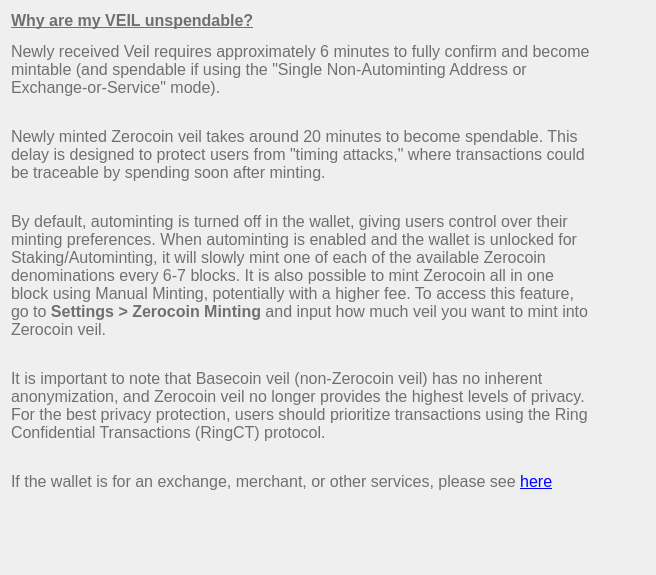
First picture: the form in src/qt/veil/forms/settingsfaq04.ui, repository Veil-Project/veil, before the edit.
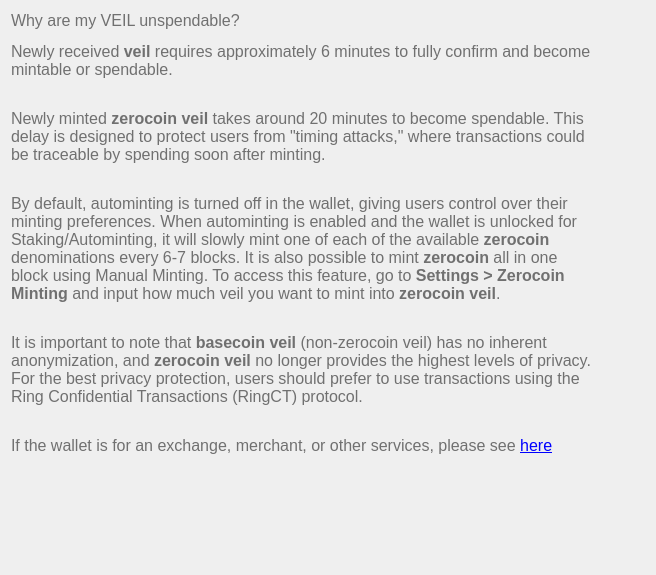
Second picture: the form after the edit.

Patch:
```diff
--- a/src/qt/veil/forms/settingsfaq04.ui
+++ b/src/qt/veil/forms/settingsfaq04.ui
@@ -33,7 +33,7 @@
       <string notr="true">font-weight:200;</string>
      </property>
      <property name="text">
-      <string>&lt;html&gt;&lt;head/&gt;&lt;body&gt;&lt;p&gt;&lt;span style=&quot;font-weight:600; text-decoration: underline;&quot;&gt;Why are my VEIL unspendable?&lt;/span&gt;&lt;/p&gt;&lt;p&gt;Newly received Veil requires approximately 6 minutes to fully confirm and become mintable (and spendable if using the &quot;Single Non-Autominting Address or Exchange-or-Service&quot; mode).&lt;/p&gt;&lt;p&gt;&lt;br/&gt;Newly minted Zerocoin veil takes around 20 minutes to become spendable. This delay is designed to protect users from &quot;timing attacks,&quot; where transactions could be traceable by spending soon after minting.&lt;/p&gt;&lt;p&gt;&lt;br/&gt;By default, autominting is turned off in the wallet, giving users control over their minting preferences. When autominting is enabled and the wallet is unlocked for Staking/Autominting, it will slowly mint one of each of the available Zerocoin denominations every 6-7 blocks. It is also possible to mint Zerocoin all in one block using Manual Minting, potentially with a higher fee. To access this feature, go to &lt;strong&gt;Settings &gt; Zerocoin Minting&lt;/strong&gt; and input how much veil you want to mint into Zerocoin veil.&lt;/p&gt;&lt;p&gt;&lt;br/&gt;It is important to note that Basecoin veil (non-Zerocoin veil) has no inherent anonymization, and Zerocoin veil no longer provides the highest levels of privacy. For the best privacy protection, users should prioritize transactions using the Ring Confidential Transactions (RingCT) protocol.&lt;/p&gt;&lt;p&gt;&lt;br/&gt;If the wallet is for an exchange, merchant, or other services, please see &lt;a target=&quot;_blank&quot; href=&quot;#&quot;&gt;&lt;span style=&quot;text-decoration: underline; color:#0000ff;&quot;&gt;here&lt;/span&gt;&lt;/a&gt;&lt;/p&gt;&lt;/body&gt;&lt;/html&gt;</string>
+      <string>&lt;html&gt; &lt;head&gt; &lt;/head&gt; &lt;body&gt; &lt;p&gt;&lt;span style="&quot;font-weight:600;" text-decoration:="" underline;&quot;=""&gt;Why are my VEIL unspendable?&lt;/span&gt;&lt;/p&gt; &lt;p&gt;Newly received &lt;strong&gt;veil&lt;/strong&gt; requires approximately 6 minutes to fully confirm and become mintable or spendable.&lt;/p&gt; &lt;p&gt;&lt;br&gt; Newly minted &lt;strong&gt;zerocoin veil&lt;/strong&gt; takes around 20 minutes to become spendable. This delay is designed to protect users from "timing attacks," where transactions could be traceable by spending soon after minting.&lt;/p&gt; &lt;p&gt;&lt;br&gt; By default, autominting is turned off in the wallet, giving users control over their minting preferences. When autominting is enabled and the wallet is unlocked for Staking/Autominting, it will slowly mint one of each of the available &lt;strong&gt;zerocoin&lt;/strong&gt; denominations every 6-7 blocks. It is also possible to mint &lt;strong&gt;zerocoin&lt;/strong&gt; all in one block using Manual Minting. To access this feature, go to &lt;strong&gt;Settings &gt; Zerocoin Minting&lt;/strong&gt; and input how much veil you want to mint into &lt;strong&gt;zerocoin veil&lt;/strong&gt;.&lt;/p&gt; &lt;p&gt;&lt;br&gt; It is important to note that &lt;strong&gt;basecoin veil&lt;/strong&gt; (non-zerocoin veil) has no inherent anonymization, and &lt;strong&gt;zerocoin veil&lt;/strong&gt; no longer provides the highest levels of privacy. For the best privacy protection, users should prefer to use transactions using the Ring Confidential Transactions (RingCT) protocol.&lt;/p&gt; &lt;p&gt;&lt;br&gt; If the wallet is for an exchange, merchant, or other services, please see &lt;a target="&quot;_blank&quot;" href="%22#%22"&gt;&lt;span style="&quot;text-decoration:" underline;="" color:#0000ff;&quot;=""&gt;here&lt;/span&gt;&lt;/a&gt;&lt;/p&gt; &lt;/body&gt; &lt;/html&gt;</string>
      </property>
      <property name="alignment">
       <set>Qt::AlignLeading|Qt::AlignLeft|Qt::AlignTop</set>
```
